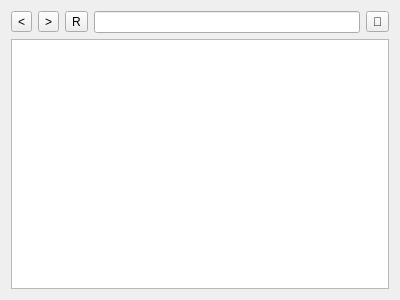
Old version of the form src/mainform.ui in the repository IDB-15-15/interface.
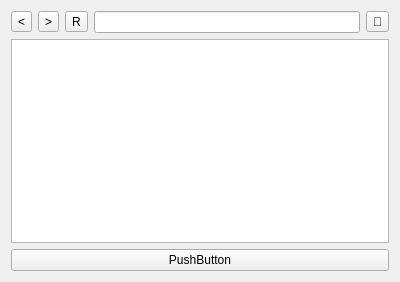
New version of the form.

Diff of the .ui file:
```diff
--- a/src/mainform.ui
+++ b/src/mainform.ui
@@ -7,7 +7,7 @@
     <x>0</x>
     <y>0</y>
     <width>400</width>
-    <height>300</height>
+    <height>282</height>
    </rect>
   </property>
   <property name="windowTitle">
@@ -52,6 +52,13 @@
    <item>
     <widget class="QPlainTextEdit" name="plainTextEditContent"/>
    </item>
+   <item>
+    <widget class="QPushButton" name="pushButton">
+     <property name="text">
+      <string>PushButton</string>
+     </property>
+    </widget>
+   </item>
   </layout>
  </widget>
  <resources/>
```
